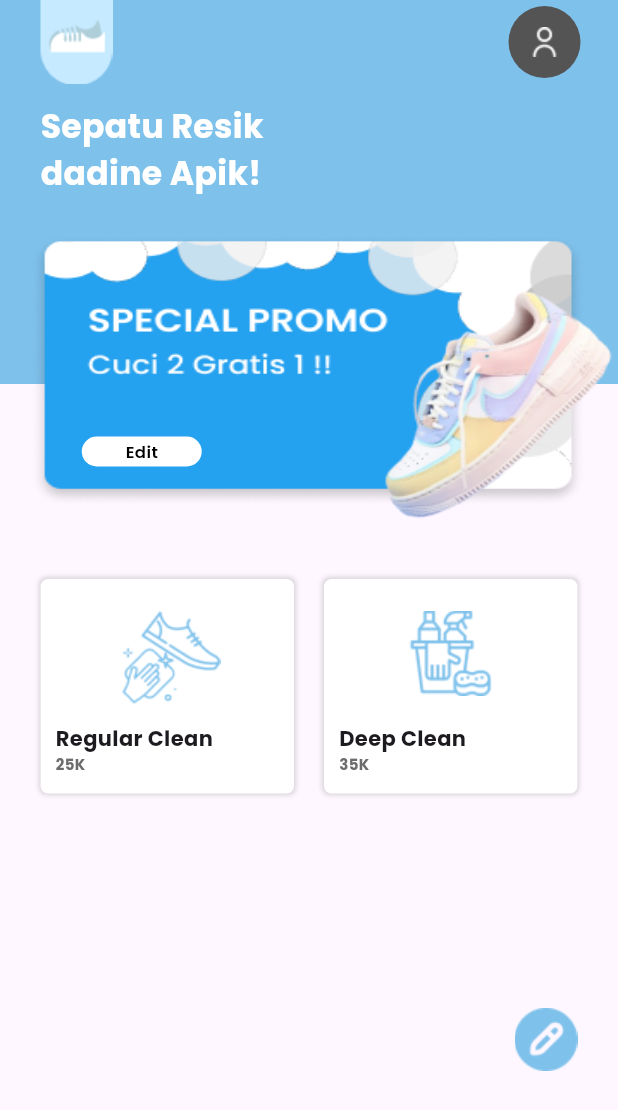
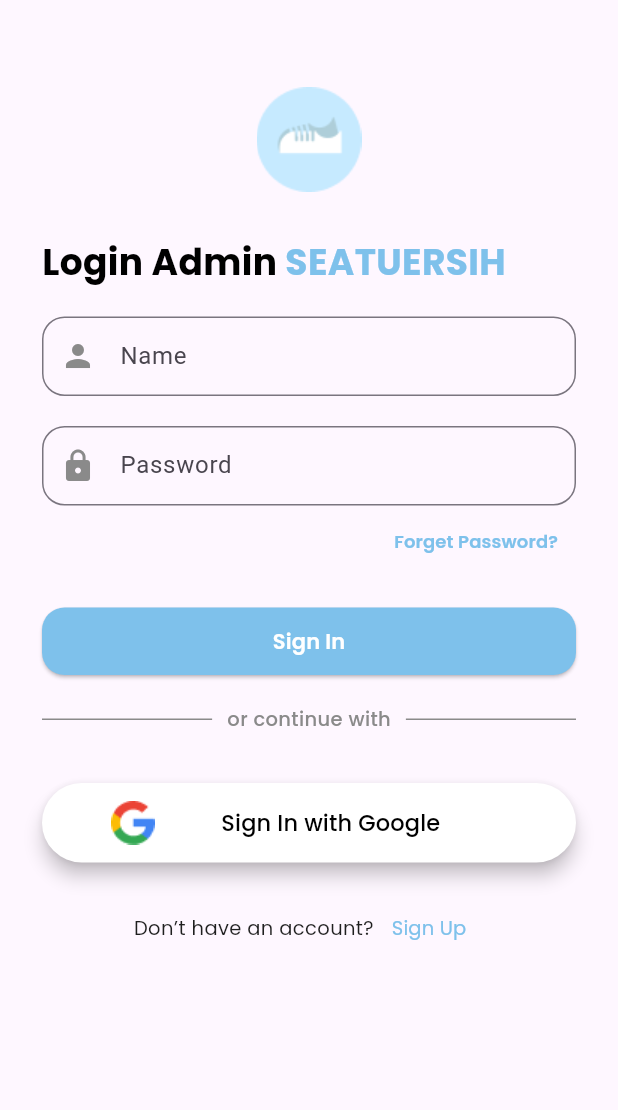
Before and after one commit to bawwaz/SeatuErsih-Admin-, a Flutter app: the screen it shows after launch, on a phone screen of 412 x 824 dp. Shown: the top 1110 px of the screen. Run offline on Flutter 3.47's test engine with Material 3 defaults, Android fonts, the phone set to English and light mode, and no system bars; our stand-ins replace google_fonts.

Commit message:
style: [DNA] add ui login page

```diff
--- a/lib/main.dart
+++ b/lib/main.dart
@@ -2,6 +2,7 @@ import 'package:flutter/material.dart';
 import 'package:seatu_ersih_admin/view/edit_banner_page/edit_banner_view.dart';
 import 'package:seatu_ersih_admin/view/edit_card_page/edit_card_view.dart';
 import 'package:seatu_ersih_admin/view/home_page/HomepageView.dart';
+import 'package:seatu_ersih_admin/view/login_page/LoginpageView.dart';
 import 'package:seatu_ersih_admin/view/order_detail_page/order_detail_view.dart';
 import 'package:seatu_ersih_admin/view/order_list_page/order_list_view.dart';
 
@@ -20,7 +21,7 @@ class MyApp extends StatelessWidget {
         colorScheme: ColorScheme.fromSeed(seedColor: Colors.deepPurple),
         useMaterial3: true,
       ),
-      home: const HomePage(),
+      home: LoginPage(),
     );
   }
 }
--- /dev/null
+++ b/lib/view/login_page/LoginpageView.dart
@@ -0,0 +1,147 @@
+import 'package:flutter/material.dart';
+import 'package:google_fonts/google_fonts.dart';
+import 'package:seatu_ersih_admin/widget/login_page/login_Icon.dart';
+import 'package:seatu_ersih_admin/widget/login_page/login_forget_password.dart';
+import 'package:seatu_ersih_admin/widget/login_page/login_input_name.dart';
+import 'package:seatu_ersih_admin/widget/login_page/login_input_password.dart';
+import 'package:seatu_ersih_admin/widget/login_page/login_sign.dart';
+import 'package:seatu_ersih_admin/widget/login_page/login_sign_google.dart';
+
+class LoginPage extends StatelessWidget {
+  LoginPage({Key? key}) : super(key: key);
+
+  @override
+  Widget build(BuildContext context) {
+    return Scaffold(
+      body: Container(
+        margin: EdgeInsets.all(28),
+        child: SingleChildScrollView(
+          child: Column(
+            crossAxisAlignment: CrossAxisAlignment.start,
+            children: [
+              Center(
+                child: LogoProduct(),
+              ),
+              SizedBox(
+                height: 29,
+              ),
+              Row(
+                children: [
+                  Text(
+                    "Login Admin ",
+                    style: GoogleFonts.poppins(
+                      color: Color(0xFF000000),
+                      fontWeight: FontWeight.bold,
+                      fontSize: 24,
+                    ),
+                  ),
+                  Text(
+                    "SEATUERSIH",
+                    style: GoogleFonts.poppins(
+                      color: Color(0xFF7EC1EB),
+                      fontWeight: FontWeight.bold,
+                      fontSize: 24,
+                    ),
+                  ),
+                ],
+              ),
+              SizedBox(
+                height: 20,
+              ),
+              SizedBox(width: double.infinity, height: 53, child: InputName()),
+              SizedBox(
+                height: 20,
+              ),
+              SizedBox(
+                  width: double.infinity, height: 53, child: InputPassword()),
+              Align(
+                alignment: Alignment.centerRight,
+                child: ForgetPassword(),
+              ),
+              SizedBox(
+                height: 20,
+              ),
+              Center(
+                child: SizedBox(
+                  width: double.infinity,
+                  height: 45,
+                  child: SignIn(),
+                ),
+              ),
+              SizedBox(
+                height: 20,
+              ),
+              Row(
+                children: [
+                  Expanded(
+                    child: Container(
+                      width: 99,
+                      height: 1,
+                      decoration: BoxDecoration(
+                        color: Color(0xFF8A8A8A),
+                      ),
+                    ),
+                  ),
+                  Padding(
+                    padding: const EdgeInsets.symmetric(horizontal: 10),
+                    child: Text(
+                      "or continue with",
+                      style: GoogleFonts.poppins(
+                        color: Color(0xFF8A8A8A),
+                        fontWeight: FontWeight.w500,
+                        fontSize: 13,
+                      ),
+                    ),
+                  ),
+                  Expanded(
+                    child: Container(
+                      width: 99,
+                      height: 1,
+                      decoration: BoxDecoration(
+                        color: Color(0xFF8A8A8A),
+                      ),
+                    ),
+                  ),
+                ],
+              ),
+              SizedBox(
+                height: 33,
+              ),
+              SizedBox(
+                width: double.infinity,
+                height: 53,
+                child: SignInGoogle(),
+              ),
+              SizedBox(
+                height: 20,
+              ),
+              Row(
+                mainAxisAlignment: MainAxisAlignment.center,
+                children: [
+                  Text(
+                    "Don’t have an account?",
+                    style: GoogleFonts.poppins(
+                      color: Color(0xFF1F1F1F),
+                      fontWeight: FontWeight.normal,
+                      fontSize: 13,
+                    ),
+                  ),
+                  TextButton(
+                      onPressed: () {},
+                      child: Text(
+                        "Sign Up",
+                        style: GoogleFonts.poppins(
+                          color: Color(0xFF7EC1EB),
+                          fontWeight: FontWeight.normal,
+                          fontSize: 13,
+                        ),
+                      )),
+                ],
+              ),
+            ],
+          ),
+        ),
+      ),
+    );
+  }
+}
--- /dev/null
+++ b/lib/widget/login_page/login_Icon.dart
@@ -0,0 +1,13 @@
+import 'package:flutter/material.dart';
+
+class LogoProduct extends StatelessWidget {
+  const LogoProduct({super.key});
+
+  @override
+  Widget build(BuildContext context) {
+    return Padding(
+      padding: const EdgeInsets.only(top: 30),
+      child: Image.asset("assets/img/icon-app.png"),
+    );
+  }
+}
--- /dev/null
+++ b/lib/widget/login_page/login_forget_password.dart
@@ -0,0 +1,20 @@
+import 'package:flutter/material.dart';
+import 'package:google_fonts/google_fonts.dart';
+
+class ForgetPassword extends StatelessWidget {
+  const ForgetPassword({super.key});
+
+  @override
+  Widget build(BuildContext context) {
+    return TextButton(
+        onPressed: () {},
+        child: Text(
+          "Forget Password?",
+          style: GoogleFonts.poppins(
+            color: Color(0xFF7EC1EB),
+            fontWeight: FontWeight.w600,
+            fontSize: 12,
+          ),
+        ));
+  }
+}
--- /dev/null
+++ b/lib/widget/login_page/login_input_name.dart
@@ -0,0 +1,21 @@
+import 'package:flutter/material.dart';
+
+class InputName extends StatelessWidget {
+  const InputName({super.key});
+
+  @override
+  Widget build(BuildContext context) {
+    return TextField(
+      decoration: InputDecoration(
+        border: OutlineInputBorder(
+          borderRadius: BorderRadius.circular(15),
+        ),
+        labelText: "Name",
+        prefixIcon: Icon(
+          Icons.person,
+          color: Color(0xFF8A8A8A),
+        ),
+      ),
+    );
+  }
+}
--- /dev/null
+++ b/lib/widget/login_page/login_input_password.dart
@@ -0,0 +1,21 @@
+import 'package:flutter/material.dart';
+
+class InputPassword extends StatelessWidget {
+  const InputPassword({super.key});
+
+  @override
+  Widget build(BuildContext context) {
+    return TextField(
+      decoration: InputDecoration(
+        border: OutlineInputBorder(
+          borderRadius: BorderRadius.circular(15),
+        ),
+        labelText: "Password",
+        prefixIcon: Icon(
+          Icons.lock,
+          color: Color(0xFF8A8A8A),
+        ),
+      ),
+    );
+  }
+}
--- /dev/null
+++ b/lib/widget/login_page/login_sign.dart
@@ -0,0 +1,26 @@
+import 'package:flutter/material.dart';
+import 'package:google_fonts/google_fonts.dart';
+
+class SignIn extends StatelessWidget {
+  SignIn({Key? key}) : super(key: key);
+
+  @override
+  Widget build(BuildContext context) {
+    return ElevatedButton(
+      onPressed: () {},
+      style: ElevatedButton.styleFrom(
+        backgroundColor: Color(0xFF7EC1EB),
+        shape: RoundedRectangleBorder(
+          borderRadius: BorderRadius.circular(15),
+        ),
+      ),
+      child: Text(
+        "Sign In",
+        style: GoogleFonts.poppins(
+          color: Colors.white,
+          fontWeight: FontWeight.w600,
+        ),
+      ),
+    );
+  }
+}
--- /dev/null
+++ b/lib/widget/login_page/login_sign_google.dart
@@ -0,0 +1,36 @@
+import 'package:flutter/material.dart';
+import 'package:google_fonts/google_fonts.dart';
+
+class SignInGoogle extends StatelessWidget {
+  const SignInGoogle({super.key});
+
+  @override
+  Widget build(BuildContext context) {
+    return ElevatedButton(
+      onPressed: () {},
+      style: ElevatedButton.styleFrom(
+        backgroundColor: Color(0xFFFFFFFF),
+        shape: RoundedRectangleBorder(
+          borderRadius: BorderRadius.circular(30),
+        ),
+        elevation: 5,
+        shadowColor: Colors.black,
+      ),
+      child: Row(
+        mainAxisAlignment: MainAxisAlignment.spaceAround,
+        children: [
+          Image.asset("assets/img/google-icon.png"),
+          Text(
+            "Sign In with Google",
+            style: GoogleFonts.poppins(
+              color: Colors.black,
+              fontWeight: FontWeight.w500,
+              fontSize: 15,
+            ),
+          ),
+          Container(),
+        ],
+      ),
+    );
+  }
+}
```
